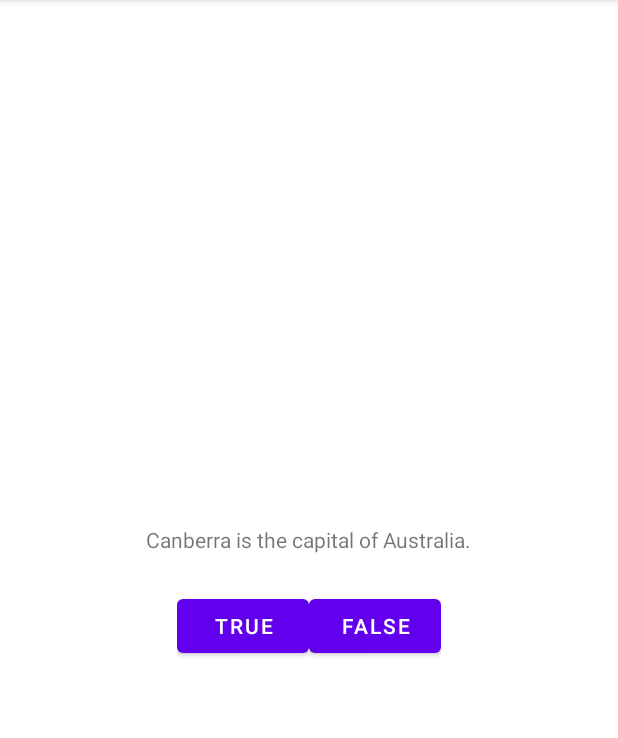
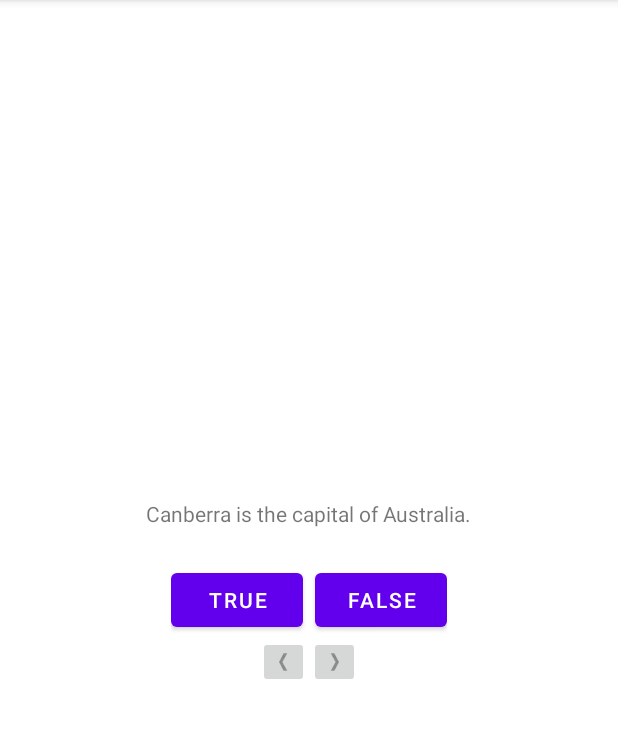
Before and after one commit to HeAohow/BigNerd, an Android app: the screen it shows after launch (MainActivity), on a phone screen of 412 x 824 dp, the part 84-822 px from its top. Run offline under Robolectric (Android 15) with nearby library versions, the phone set to English and light mode, and no system bars.

Commit message:
chap-02 completed

```diff
--- a/GeoQuiz/app/src/main/java/com/heao/geoquiz/MainActivity.java
+++ b/GeoQuiz/app/src/main/java/com/heao/geoquiz/MainActivity.java
@@ -3,37 +3,73 @@
 import androidx.appcompat.app.AppCompatActivity;
 
 import android.os.Bundle;
-import android.view.Gravity;
-import android.view.View;
 import android.widget.Button;
+import android.widget.ImageButton;
+import android.widget.TextView;
 import android.widget.Toast;
 
 public class MainActivity extends AppCompatActivity {
     private Button mTrueButton;
     private Button mFalseButton;
+    private ImageButton mNextButton;
+    private ImageButton mPrevButton;
+
+    private TextView mQuestionTextView;
+
+    private Question[] mQuestionBank = new Question[] {
+            new Question(R.string.question_australia, true),
+            new Question(R.string.question_oceans, true),
+            new Question(R.string.question_mideast, false),
+            new Question(R.string.question_africa, false),
+            new Question(R.string.question_americas, true),
+            new Question(R.string.question_asia, true)
+    };
+
+    private int mCurrentIndex = 0;
 
     @Override
     protected void onCreate(Bundle savedInstanceState) {
         super.onCreate(savedInstanceState);
         setContentView(R.layout.activity_main);
-
+        // 通过findViewById初始化view
         mTrueButton = findViewById(R.id.true_button);
         mFalseButton = findViewById(R.id.false_button);
+        mNextButton = findViewById(R.id.next_button);
+        mPrevButton = findViewById(R.id.prev_button);
+        mQuestionTextView = findViewById(R.id.question_text_view);
 
-        Toast trueToast = Toast.makeText(MainActivity.this, R.string.correct_toast, Toast.LENGTH_SHORT);
-        Toast falseToast = Toast.makeText(MainActivity.this, R.string.incorrect_toast, Toast.LENGTH_SHORT);
+        updateQuestion();
 
-        mTrueButton.setOnClickListener(new View.OnClickListener() {
-            @Override
-            public void onClick(View v) {
-                trueToast.setGravity(Gravity.TOP, 0, 0);
-                trueToast.show();
-            }
+        // 为view绑定相应的事件
+        mTrueButton.setOnClickListener(v -> checkAnswer(true));
+        mFalseButton.setOnClickListener(v -> checkAnswer(false));
+        mPrevButton.setOnClickListener(v -> {
+            mCurrentIndex = (mCurrentIndex - 1 + mQuestionBank.length) % mQuestionBank.length;
+            updateQuestion();
         });
-
-        mFalseButton.setOnClickListener(v -> {
-            falseToast.setGravity(Gravity.TOP, 0, 0);
-            falseToast.show();
+        mNextButton.setOnClickListener(v -> {
+            mCurrentIndex = (mCurrentIndex + 1) % mQuestionBank.length;
+            updateQuestion();
+        });
+        mQuestionTextView.setOnClickListener(v -> {
+            mCurrentIndex = (mCurrentIndex + 1) % mQuestionBank.length;
+            updateQuestion();
         });
     }
+
+    private void updateQuestion() {
+        int question = mQuestionBank[mCurrentIndex].getTextResId();
+        mQuestionTextView.setText(question);
+    }
+
+    private void checkAnswer(boolean userPressedTrue) {
+        boolean answerIsTrue = mQuestionBank[mCurrentIndex].isAnswerTrue();
+        int messageResId = 0;
+        if (userPressedTrue == answerIsTrue) {
+            messageResId = R.string.correct_toast;
+        } else {
+            messageResId = R.string.incorrect_toast;
+        }
+        Toast.makeText(this, messageResId, Toast.LENGTH_SHORT).show();
+    }
 }
--- /dev/null
+++ b/GeoQuiz/app/src/main/java/com/heao/geoquiz/Question.java
@@ -0,0 +1,29 @@
+package com.heao.geoquiz;
+
+public class Question {
+    private int mTextResId;
+    private boolean mAnswerTrue;
+
+    public Question(int textResId, boolean answerTrue) {
+        mTextResId = textResId;
+        mAnswerTrue = answerTrue;
+    }
+
+    public int getTextResId() {
+        return mTextResId;
+    }
+
+    public void setTextResId(int textResId) {
+        mTextResId = textResId;
+    }
+
+    public boolean isAnswerTrue() {
+        return mAnswerTrue;
+    }
+
+    public void setAnswerTrue(boolean answerTrue) {
+        mAnswerTrue = answerTrue;
+    }
+
+
+}
--- a/GeoQuiz/app/src/main/res/layout/activity_main.xml
+++ b/GeoQuiz/app/src/main/res/layout/activity_main.xml
@@ -17,28 +17,58 @@
 
 <!--</androidx.constraintlayout.widget.ConstraintLayout>-->
 <LinearLayout xmlns:android="http://schemas.android.com/apk/res/android"
+    xmlns:tools="http://schemas.android.com/tools"
     android:layout_width="match_parent"
     android:layout_height="match_parent"
     android:gravity="center"
-    android:orientation="vertical" >
+    android:orientation="vertical">
+
     <TextView
+        android:id="@+id/question_text_view"
         android:layout_width="wrap_content"
         android:layout_height="wrap_content"
-        android:padding="24dp"
-        android:text="@string/question_text" />
+        android:padding="24dp" />
+
     <LinearLayout
         android:layout_width="wrap_content"
         android:layout_height="wrap_content"
-        android:orientation="horizontal" >
+        android:orientation="horizontal">
+
         <Button
             android:id="@+id/true_button"
             android:layout_width="wrap_content"
             android:layout_height="wrap_content"
-            android:text="@string/true_button" />
+            android:layout_marginRight="4dp"
+            android:text="@string/true_button"
+            tools:ignore="ButtonStyle" />
+
         <Button
             android:id="@+id/false_button"
             android:layout_width="wrap_content"
             android:layout_height="wrap_content"
-            android:text="@string/false_button" />
+            android:layout_marginLeft="4dp"
+            android:text="@string/false_button"
+            tools:ignore="ButtonStyle" />
     </LinearLayout>
+
+    <LinearLayout
+        android:layout_width="wrap_content"
+        android:layout_height="wrap_content"
+        android:orientation="horizontal">
+
+        <ImageButton
+            android:id="@+id/prev_button"
+            android:layout_width="wrap_content"
+            android:layout_height="wrap_content"
+            android:src="@drawable/arrow_left"
+            android:contentDescription="@string/prev_button" />
+
+        <ImageButton
+            android:id="@+id/next_button"
+            android:layout_width="wrap_content"
+            android:layout_height="wrap_content"
+            android:src="@drawable/arrow_right"
+            android:contentDescription="@string/next_button"/>
+    </LinearLayout>
+
 </LinearLayout>
--- a/GeoQuiz/app/src/main/res/values/strings.xml
+++ b/GeoQuiz/app/src/main/res/values/strings.xml
@@ -1,8 +1,16 @@
 <resources>
     <string name="app_name">GeoQuiz</string>
-    <string name="question_text">Canberra is the capital of Australia.</string>
+<!--    <string name="question_text">Canberra is the capital of Australia.</string>-->
+    <string name="question_australia">Canberra is the capital of Australia.</string>
+    <string name="question_oceans">The Pacific Ocean is larger than the Atlantic Ocean.</string>
+    <string name="question_mideast">The Suez Canal connects the Red Sea and the Indian Ocean.</string>
+    <string name="question_africa">The source of the Nile River is in Egypt.</string>
+    <string name="question_americas">The Amazon River is the longest river in the Americas.</string>
+    <string name="question_asia">Lake Baikal is the world\'s oldest and deepest fresh water lake.</string>
     <string name="true_button">True</string>
     <string name="false_button">False</string>
+    <string name="prev_button">Prev</string>
+    <string name="next_button">Next</string>
     <string name="correct_toast">Correct!</string>
     <string name="incorrect_toast">Incorrect!</string>
 </resources>
```
Also changed, not shown: GeoQuiz/app/src/main/res/drawable-hdpi/arrow_left.png (added), GeoQuiz/app/src/main/res/drawable-hdpi/arrow_right.png (added), GeoQuiz/app/src/main/res/drawable-mdpi/arrow_left.png (added), GeoQuiz/app/src/main/res/drawable-mdpi/arrow_right.png (added), GeoQuiz/app/src/main/res/drawable-xhdpi/arrow_left.png (added), GeoQuiz/app/src/main/res/drawable-xhdpi/arrow_right.png (added), GeoQuiz/app/src/main/res/drawable-xxhdpi/arrow_left.png (added), GeoQuiz/app/src/main/res/drawable-xxhdpi/arrow_right.png (added).
